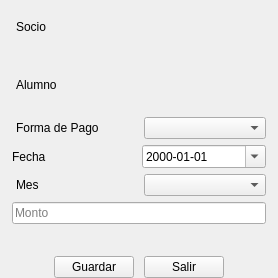
acostamatt/cooperadora_qt, file ui/form_cobranza_base.ui: the form before one commit.
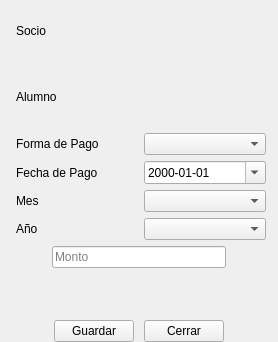
The form after the commit.

Commit message: Agrego abm de cobranza y listado.

```diff
--- a/ui/form_cobranza_base.ui
+++ b/ui/form_cobranza_base.ui
@@ -7,7 +7,7 @@
     <x>0</x>
     <y>0</y>
     <width>278</width>
-    <height>278</height>
+    <height>342</height>
    </rect>
   </property>
   <property name="sizePolicy">
@@ -123,10 +123,13 @@
      </item>
      <item>
       <layout class="QHBoxLayout" name="horizontalLayout_4">
+       <property name="leftMargin">
+        <number>4</number>
+       </property>
        <item>
         <widget class="QLabel" name="label">
          <property name="text">
-          <string>Fecha</string>
+          <string>Fecha de Pago</string>
          </property>
         </widget>
        </item>
@@ -165,11 +168,37 @@
        </item>
       </layout>
      </item>
+     <item>
+      <layout class="QHBoxLayout" name="horizontalLayout_6">
+       <property name="spacing">
+        <number>6</number>
+       </property>
+       <property name="leftMargin">
+        <number>4</number>
+       </property>
+       <item>
+        <widget class="QLabel" name="labelYear">
+         <property name="text">
+          <string>Año</string>
+         </property>
+        </widget>
+       </item>
+       <item>
+        <widget class="QComboBox" name="comboBoxYear"/>
+       </item>
+      </layout>
+     </item>
      <item>
       <layout class="QVBoxLayout" name="verticalLayout">
        <property name="spacing">
         <number>6</number>
        </property>
+       <property name="leftMargin">
+        <number>40</number>
+       </property>
+       <property name="rightMargin">
+        <number>40</number>
+       </property>
        <item>
         <widget class="QLineEdit" name="lineEditMontoCobranza">
          <property name="placeholderText">
@@ -198,7 +227,7 @@
          <property name="minimumSize">
           <size>
            <width>0</width>
-           <height>20</height>
+           <height>40</height>
           </size>
          </property>
          <property name="maximumSize">
@@ -210,6 +239,9 @@
          <property name="text">
           <string/>
          </property>
+         <property name="wordWrap">
+          <bool>true</bool>
+         </property>
         </widget>
        </item>
       </layout>
@@ -248,7 +280,7 @@
        <item>
         <widget class="QPushButton" name="salir">
          <property name="text">
-          <string>Salir</string>
+          <string>Cerrar</string>
          </property>
         </widget>
        </item>
```
The commit also changes 335 other files.
